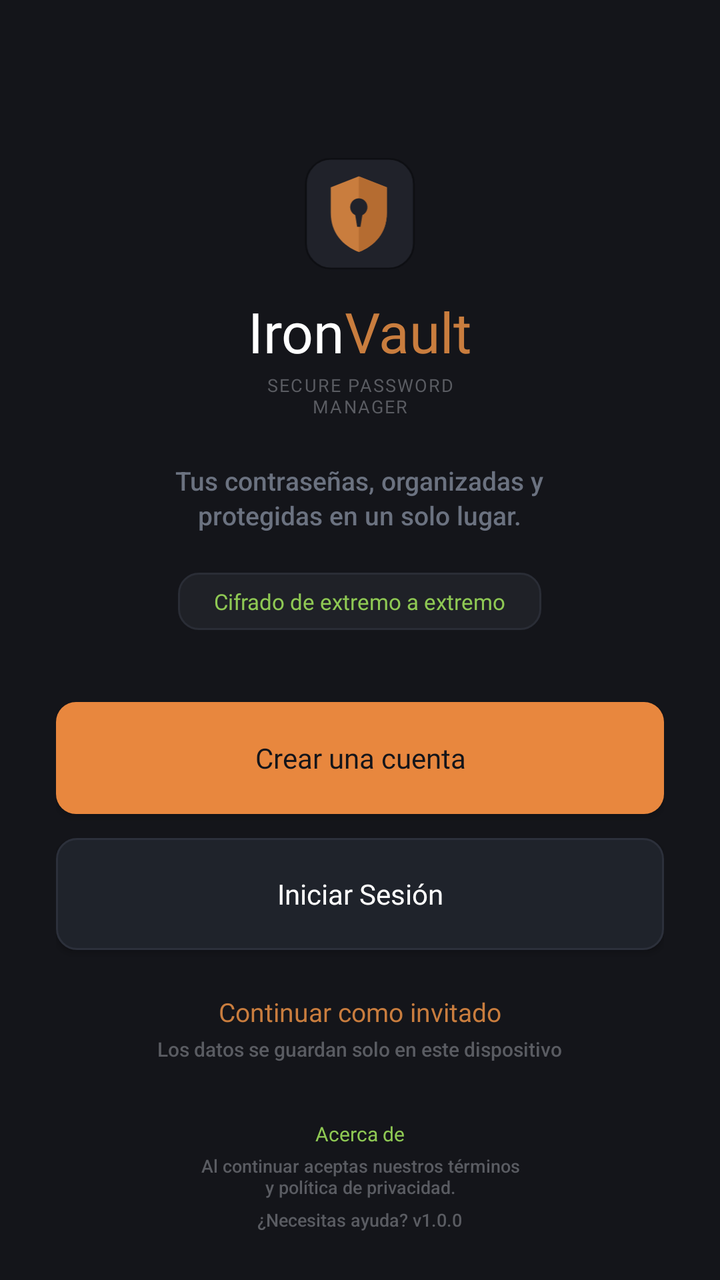
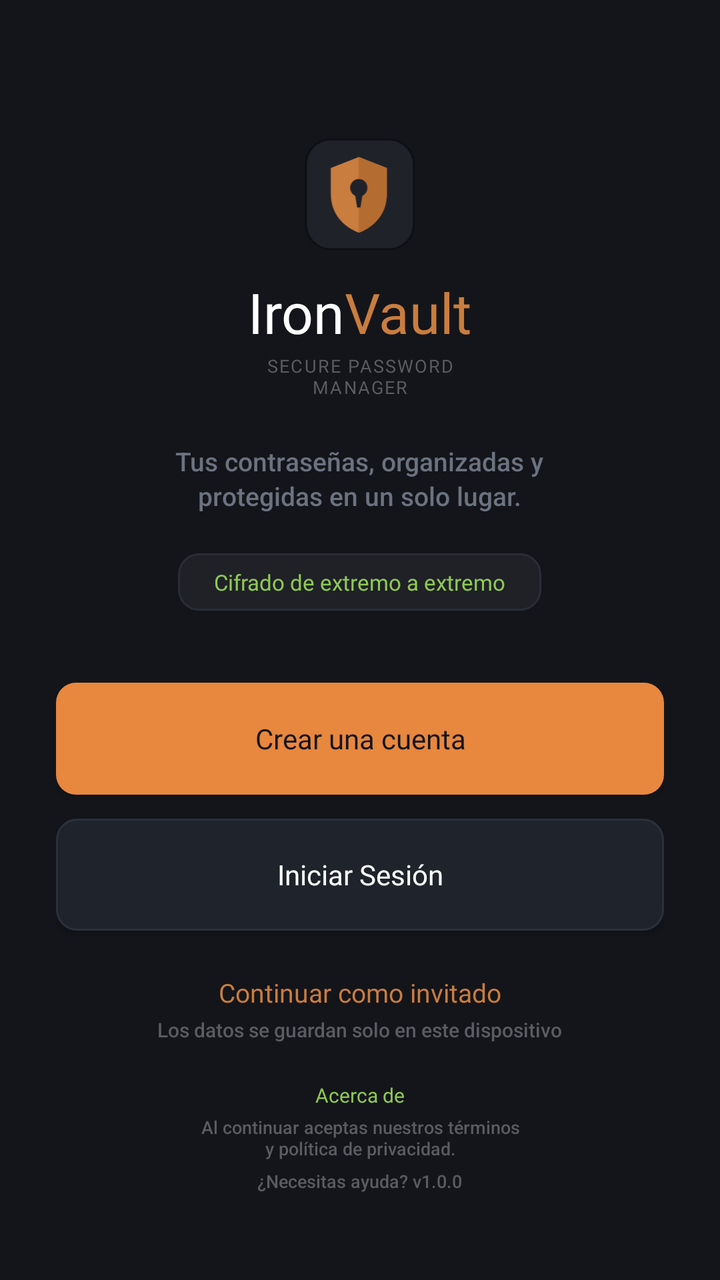

An Android layout rendered at two revisions. The XML below is the earlier revision; the diff shows what the commit changed to produce the second picture.
<!-- AndroidManifest.xml: application theme Theme.MyApplication -->
<!-- res/layout/activity_welcome.xml -->
<?xml version="1.0" encoding="utf-8"?>
<androidx.constraintlayout.widget.ConstraintLayout xmlns:android="http://schemas.android.com/apk/res/android"
    xmlns:app="http://schemas.android.com/apk/res-auto"
    android:layout_width="match_parent"
    android:layout_height="match_parent"
    android:background="#14151A"
    android:paddingHorizontal="28dp"
    android:paddingTop="50dp"
    android:paddingBottom="24dp">

    <LinearLayout
        android:id="@+id/layoutCenterContent"
        android:layout_width="match_parent"
        android:layout_height="wrap_content"
        android:gravity="center"
        android:orientation="vertical"
        app:layout_constraintBottom_toTopOf="@id/layoutFooter"
        app:layout_constraintEnd_toEndOf="parent"
        app:layout_constraintStart_toStartOf="parent"
        app:layout_constraintTop_toTopOf="parent">

        <ImageView
            android:id="@+id/imgLogo"
            android:layout_width="56dp"
            android:layout_height="56dp"
            android:src="@drawable/logo" />

        <LinearLayout
            android:layout_width="wrap_content"
            android:layout_height="wrap_content"
            android:layout_marginTop="12dp"
            android:orientation="horizontal">

            <TextView
                android:layout_width="wrap_content"
                android:layout_height="wrap_content"
                android:fontFamily="@font/inter_bold"
                android:text="Iron"
                android:textColor="#FFFFFF"
                android:textSize="28sp" />

            <TextView
                android:layout_width="wrap_content"
                android:layout_height="wrap_content"
                android:fontFamily="@font/inter_bold"
                android:text="Vault"
                android:textColor="#C97D3E"
                android:textSize="28sp" />
        </LinearLayout>

        <TextView
            android:layout_width="wrap_content"
            android:layout_height="wrap_content"
            android:layout_marginTop="2dp"
            android:fontFamily="@font/inter_bold"
            android:gravity="center"
            android:letterSpacing="0.08"
            android:text="@string/welcome_subtitle"
            android:textColor="#5A5C62"
            android:textSize="9sp" />

        <TextView
            android:id="@+id/txtDescription"
            android:layout_width="wrap_content"
            android:layout_height="wrap_content"
            android:layout_marginTop="22dp"
            android:fontFamily="sans-serif-medium"
            android:gravity="center"
            android:lineSpacingExtra="2dp"
            android:text="@string/welcome_tagline"
            android:textColor="#6B7280"
            android:textSize="13sp" />

        <TextView
            android:id="@+id/badgeSecurity"
            android:layout_width="wrap_content"
            android:layout_height="wrap_content"
            android:layout_marginTop="20dp"
            android:background="@drawable/bg_security_badge"
            android:fontFamily="@font/inter_bold"
            android:paddingHorizontal="18dp"
            android:paddingVertical="7dp"
            android:text="@string/welcome_badge"
            android:textColor="#8FC954"
            android:textSize="11sp" />

        <androidx.appcompat.widget.AppCompatButton
            android:id="@+id/btnRegister"
            android:layout_width="match_parent"
            android:layout_height="56dp"
            android:layout_marginTop="36dp"
            android:background="@drawable/bg_primary_button"
            android:fontFamily="@font/inter_bold"
            android:text="@string/welcome_btn_register"
            android:textAllCaps="false"
            android:textColor="#14151A"
            android:textSize="14sp"
            app:backgroundTint="@null" />

        <androidx.appcompat.widget.AppCompatButton
            android:id="@+id/btnLogin"
            android:layout_width="match_parent"
            android:layout_height="56dp"
            android:layout_marginTop="12dp"
            android:background="@drawable/bg_secondary_button"
            android:fontFamily="@font/inter_bold"
            android:text="@string/welcome_btn_login"
            android:textAllCaps="false"
            android:textColor="#FFFFFF"
            android:textSize="14sp"
            app:backgroundTint="@null" />

        <TextView
            android:id="@+id/welcomeAccount"
            android:layout_width="match_parent"
            android:layout_height="wrap_content"
            android:layout_marginTop="12dp"
            android:gravity="center"
            android:fontFamily="sans-serif-medium"
            android:textColor="#9CA3AF"
            android:textSize="12sp"
            android:visibility="gone" />

        <TextView
            android:id="@+id/welcomeOtherAccount"
            android:layout_width="wrap_content"
            android:layout_height="48dp"
            android:gravity="center"
            android:fontFamily="@font/inter_bold"
            android:text="Usar otra cuenta"
            android:textColor="#C97D3E"
            android:textSize="13sp"
            android:visibility="gone" />

        <TextView
            android:id="@+id/tvGuestMode"
            android:layout_width="wrap_content"
            android:layout_height="wrap_content"
            android:layout_marginTop="22dp"
            android:fontFamily="@font/inter_bold"
            android:text="@string/welcome_guest_mode"
            android:textColor="#C97D3E"
            android:textSize="13sp" />

        <TextView
            android:layout_width="wrap_content"
            android:layout_height="wrap_content"
            android:layout_marginTop="3dp"
            android:fontFamily="sans-serif-medium"
            android:text="@string/welcome_guest_note"
            android:textColor="#5A5C62"
            android:textSize="10sp" />
    </LinearLayout>

    <LinearLayout
        android:id="@+id/layoutFooter"
        android:layout_width="wrap_content"
        android:layout_height="wrap_content"
        android:gravity="center"
        android:orientation="vertical"
        app:layout_constraintBottom_toBottomOf="parent"
        app:layout_constraintEnd_toEndOf="parent"
        app:layout_constraintStart_toStartOf="parent">

        
        <TextView
            android:id="@+id/txtAbout"
            android:layout_width="wrap_content"
            android:layout_height="wrap_content"
            android:fontFamily="@font/inter_bold"
            android:text="@string/welcome_about"
            android:textColor="#8FC954"
            android:textSize="10sp" />

        <TextView
            android:layout_width="wrap_content"
            android:layout_height="wrap_content"
            android:layout_marginTop="3dp"
            android:fontFamily="sans-serif-medium"
            android:gravity="center"
            android:text="@string/welcome_terms"
            android:textColor="#5A5C62"
            android:textSize="9sp" />

        <TextView
            android:layout_width="wrap_content"
            android:layout_height="wrap_content"
            android:layout_marginTop="4dp"
            android:fontFamily="sans-serif-medium"
            android:text="@string/welcome_help"
            android:textColor="#5A5C62"
            android:textSize="9sp" />
    </LinearLayout>

</androidx.constraintlayout.widget.ConstraintLayout>
<!-- resources referenced by this layout -->
<resources>
  <!-- drawable bg_primary_button (drawable) -->
  <?xml version="1.0" encoding="utf-8"?>
  <shape xmlns:android="http://schemas.android.com/apk/res/android"
      android:shape="rectangle">
      <corners android:radius="10dp" />
      <solid android:color="#E8873E" />
  </shape>
  <!-- drawable bg_secondary_button (drawable) -->
  <?xml version="1.0" encoding="utf-8"?>
  <shape xmlns:android="http://schemas.android.com/apk/res/android"
      android:shape="rectangle">
      <corners android:radius="10dp" />
      <solid android:color="#1F232B" />
      <stroke
          android:width="1dp"
          android:color="#2C303B" />
  </shape>
  <!-- drawable bg_security_badge (drawable) -->
  <?xml version="1.0" encoding="utf-8"?>
  <shape xmlns:android="http://schemas.android.com/apk/res/android"
      android:shape="rectangle">
      <solid android:color="#1F2127" />
      <stroke
          android:width="1dp"
          android:color="#2A2D36" />
      <corners android:radius="10dp" />
  </shape>
  <!-- drawable logo (drawable) -->
  <vector xmlns:android="http://schemas.android.com/apk/res/android"
      android:width="64dp"
      android:height="65dp"
      android:viewportWidth="64"
      android:viewportHeight="65">
    <path
        android:strokeWidth="1"
        android:pathData="M48.816,0.5H15.02C7.07,0.5 0.626,7.054 0.626,15.139V49.508C0.626,57.592 7.07,64.146 15.02,64.146H48.816C56.765,64.146 63.21,57.592 63.21,49.508V15.139C63.21,7.054 56.765,0.5 48.816,0.5Z"
        android:fillColor="#20222A"
        android:strokeColor="#0E0F13"/>
    <group>
      <clip-path
          android:pathData="M48.19,0.5H14.394C6.445,0.5 0,7.054 0,15.139V49.508C0,57.592 6.445,64.146 14.394,64.146H48.19C56.139,64.146 62.584,57.592 62.584,49.508V15.139C62.584,7.054 56.139,0.5 48.19,0.5Z"/>
      <path
          android:pathData="M31.292,10.683L47.564,17.048V31.687C47.564,43.461 40.68,50.781 31.292,54.599C21.904,50.781 15.02,43.461 15.02,31.687V17.048L31.292,10.683Z"
          android:fillColor="#C97D3E"/>
      <path
          android:pathData="M31.292,10.683L47.564,17.048V31.687C47.564,43.461 40.68,50.781 31.292,54.599V10.683Z"
          android:fillColor="#B56C31"/>
      <path
          android:pathData="M31.292,33.596C34.057,33.596 36.299,31.316 36.299,28.504C36.299,25.692 34.057,23.413 31.292,23.413C28.527,23.413 26.285,25.692 26.285,28.504C26.285,31.316 28.527,33.596 31.292,33.596Z"
          android:fillColor="#20222A"/>
      <path
          android:pathData="M29.102,32.323H33.482L32.231,39.961H30.353L29.102,32.323Z"
          android:fillColor="#20222A"/>
    </group>
  </vector>
  <string name="welcome_about">Acerca de</string>
  <string name="welcome_badge">Cifrado de extremo a extremo</string>
  <string name="welcome_btn_login">Iniciar Sesión</string>
  <string name="welcome_btn_register">Crear una cuenta</string>
  <string name="welcome_guest_mode">Continuar como invitado</string>
  <string name="welcome_guest_note">Los datos se guardan solo en este dispositivo</string>
  <string name="welcome_help">¿Necesitas ayuda? v1.0.0</string>
  <string name="welcome_subtitle">SECURE PASSWORD\nMANAGER</string>
  <string name="welcome_tagline">Tus contraseñas, organizadas y\nprotegidas en un solo lugar.</string>
  <string name="welcome_terms">Al continuar aceptas nuestros términos\ny política de privacidad.</string>
  <style name="Theme.MyApplication" parent="Base.Theme.MyApplication" />
  <style name="Base.Theme.MyApplication" parent="Theme.Material3.DayNight.NoActionBar">
          <item name="android:windowBackground">#000000</item>
      </style>
</resources>

<!-- the commit's change to res/layout/activity_welcome.xml (unified diff, before → after) -->
@@ -1,6 +1,7 @@
 <?xml version="1.0" encoding="utf-8"?>
-<androidx.constraintlayout.widget.ConstraintLayout xmlns:android="http://schemas.android.com/apk/res/android"
+<ScrollView xmlns:android="http://schemas.android.com/apk/res/android"
     xmlns:app="http://schemas.android.com/apk/res-auto"
+    android:fillViewport="true"
     android:layout_width="match_parent"
     android:layout_height="match_parent"
     android:background="#14151A"
@@ -8,188 +9,192 @@
     android:paddingTop="50dp"
     android:paddingBottom="24dp">
 
-    <LinearLayout
-        android:id="@+id/layoutCenterContent"
+    <androidx.constraintlayout.widget.ConstraintLayout
         android:layout_width="match_parent"
-        android:layout_height="wrap_content"
-        android:gravity="center"
-        android:orientation="vertical"
-        app:layout_constraintBottom_toTopOf="@id/layoutFooter"
-        app:layout_constraintEnd_toEndOf="parent"
-        app:layout_constraintStart_toStartOf="parent"
-        app:layout_constraintTop_toTopOf="parent">
-
-        <ImageView
-            android:id="@+id/imgLogo"
-            android:layout_width="56dp"
-            android:layout_height="56dp"
-            android:src="@drawable/logo" />
-
+        android:layout_height="wrap_content">
         <LinearLayout
+            android:id="@+id/layoutCenterContent"
+            android:layout_width="match_parent"
+            android:layout_height="wrap_content"
+            android:gravity="center"
+            android:orientation="vertical"
+            app:layout_constraintBottom_toTopOf="@id/layoutFooter"
+            app:layout_constraintEnd_toEndOf="parent"
+            app:layout_constraintStart_toStartOf="parent"
+            app:layout_constraintTop_toTopOf="parent">
+
+            <ImageView
+                android:id="@+id/imgLogo"
+                android:layout_width="56dp"
+                android:layout_height="56dp"
+                android:src="@drawable/logo" />
+
+            <LinearLayout
+                android:layout_width="wrap_content"
+                android:layout_height="wrap_content"
+                android:layout_marginTop="12dp"
+                android:orientation="horizontal">
+
+                <TextView
+                    android:layout_width="wrap_content"
+                    android:layout_height="wrap_content"
+                    android:fontFamily="@font/inter_bold"
+                    android:text="Iron"
+                    android:textColor="#FFFFFF"
+                    android:textSize="28sp" />
+
+                <TextView
+                    android:layout_width="wrap_content"
+                    android:layout_height="wrap_content"
+                    android:fontFamily="@font/inter_bold"
+                    android:text="Vault"
+                    android:textColor="#C97D3E"
+                    android:textSize="28sp" />
+            </LinearLayout>
+
+            <TextView
+                android:layout_width="wrap_content"
+                android:layout_height="wrap_content"
+                android:layout_marginTop="2dp"
+                android:fontFamily="@font/inter_bold"
+                android:gravity="center"
+                android:letterSpacing="0.08"
+                android:text="@string/welcome_subtitle"
+                android:textColor="#5A5C62"
+                android:textSize="9sp" />
+
+            <TextView
+                android:id="@+id/txtDescription"
+                android:layout_width="wrap_content"
+                android:layout_height="wrap_content"
+                android:layout_marginTop="22dp"
+                android:fontFamily="sans-serif-medium"
+                android:gravity="center"
+                android:lineSpacingExtra="2dp"
+                android:text="@string/welcome_tagline"
+                android:textColor="#6B7280"
+                android:textSize="13sp" />
+
+            <TextView
+                android:id="@+id/badgeSecurity"
+                android:layout_width="wrap_content"
+                android:layout_height="wrap_content"
+                android:layout_marginTop="20dp"
+                android:background="@drawable/bg_security_badge"
+                android:fontFamily="@font/inter_bold"
+                android:paddingHorizontal="18dp"
+                android:paddingVertical="7dp"
+                android:text="@string/welcome_badge"
+                android:textColor="#8FC954"
+                android:textSize="11sp" />
+
+            <androidx.appcompat.widget.AppCompatButton
+                android:id="@+id/btnRegister"
+                android:layout_width="match_parent"
+                android:layout_height="56dp"
+                android:layout_marginTop="36dp"
+                android:background="@drawable/bg_primary_button"
+                android:fontFamily="@font/inter_bold"
+                android:text="@string/welcome_btn_register"
+                android:textAllCaps="false"
+                android:textColor="#14151A"
+                android:textSize="14sp"
+                app:backgroundTint="@null" />
+
+            <androidx.appcompat.widget.AppCompatButton
+                android:id="@+id/btnLogin"
+                android:layout_width="match_parent"
+                android:layout_height="56dp"
+                android:layout_marginTop="12dp"
+                android:background="@drawable/bg_secondary_button"
+                android:fontFamily="@font/inter_bold"
+                android:text="@string/welcome_btn_login"
+                android:textAllCaps="false"
+                android:textColor="#FFFFFF"
+                android:textSize="14sp"
+                app:backgroundTint="@null" />
+
+            <TextView
+                android:id="@+id/welcomeAccount"
+                android:layout_width="match_parent"
+                android:layout_height="wrap_content"
+                android:layout_marginTop="12dp"
+                android:gravity="center"
+                android:fontFamily="sans-serif-medium"
+                android:textColor="#9CA3AF"
+                android:textSize="12sp"
+                android:visibility="gone" />
+
+            <TextView
+                android:id="@+id/welcomeOtherAccount"
+                android:layout_width="wrap_content"
+                android:layout_height="48dp"
+                android:gravity="center"
+                android:fontFamily="@font/inter_bold"
+                android:text="Usar otra cuenta"
+                android:textColor="#C97D3E"
+                android:textSize="13sp"
+                android:visibility="gone" />
+
+            <TextView
+                android:id="@+id/tvGuestMode"
+                android:layout_width="wrap_content"
+                android:layout_height="wrap_content"
+                android:layout_marginTop="22dp"
+                android:fontFamily="@font/inter_bold"
+                android:text="@string/welcome_guest_mode"
+                android:textColor="#C97D3E"
+                android:textSize="13sp" />
+
+            <TextView
+                android:layout_width="wrap_content"
+                android:layout_height="wrap_content"
+                android:layout_marginTop="3dp"
+                android:fontFamily="sans-serif-medium"
+                android:text="@string/welcome_guest_note"
+                android:textColor="#5A5C62"
+                android:textSize="10sp" />
+        </LinearLayout>
+
+        <LinearLayout
+            android:id="@+id/layoutFooter"
             android:layout_width="wrap_content"
             android:layout_height="wrap_content"
-            android:layout_marginTop="12dp"
-            android:orientation="horizontal">
-
-            <TextView
-                android:layout_width="wrap_content"
-                android:layout_height="wrap_content"
-                android:fontFamily="@font/inter_bold"
-                android:text="Iron"
-                android:textColor="#FFFFFF"
-                android:textSize="28sp" />
-
-            <TextView
-                android:layout_width="wrap_content"
-                android:layout_height="wrap_content"
-                android:fontFamily="@font/inter_bold"
-                android:text="Vault"
-                android:textColor="#C97D3E"
-                android:textSize="28sp" />
+            android:gravity="center"
+            android:orientation="vertical"
+            app:layout_constraintTop_toBottomOf="@id/layoutCenterContent"
+            app:layout_constraintBottom_toBottomOf="parent"
+            app:layout_constraintEnd_toEndOf="parent"
+            app:layout_constraintStart_toStartOf="parent">
+
+            
+            <TextView
+                android:id="@+id/txtAbout"
+                android:layout_width="wrap_content"
+                android:layout_height="wrap_content"
+                android:fontFamily="@font/inter_bold"
+                android:text="@string/welcome_about"
+                android:textColor="#8FC954"
+                android:textSize="10sp" />
+
+            <TextView
+                android:layout_width="wrap_content"
+                android:layout_height="wrap_content"
+                android:layout_marginTop="3dp"
+                android:fontFamily="sans-serif-medium"
+                android:gravity="center"
+                android:text="@string/welcome_terms"
+                android:textColor="#5A5C62"
+                android:textSize="9sp" />
+
+            <TextView
+                android:layout_width="wrap_content"
+                android:layout_height="wrap_content"
+                android:layout_marginTop="4dp"
+                android:fontFamily="sans-serif-medium"
+                android:text="@string/welcome_help"
+                android:textColor="#5A5C62"
+                android:textSize="9sp" />
         </LinearLayout>
-
-        <TextView
-            android:layout_width="wrap_content"
-            android:layout_height="wrap_content"
-            android:layout_marginTop="2dp"
-            android:fontFamily="@font/inter_bold"
-            android:gravity="center"
-            android:letterSpacing="0.08"
-            android:text="@string/welcome_subtitle"
-            android:textColor="#5A5C62"
-            android:textSize="9sp" />
-
-        <TextView
-            android:id="@+id/txtDescription"
-            android:layout_width="wrap_content"
-            android:layout_height="wrap_content"
-            android:layout_marginTop="22dp"
-            android:fontFamily="sans-serif-medium"
-            android:gravity="center"
-            android:lineSpacingExtra="2dp"
-            android:text="@string/welcome_tagline"
-            android:textColor="#6B7280"
-            android:textSize="13sp" />
-
-        <TextView
-            android:id="@+id/badgeSecurity"
-            android:layout_width="wrap_content"
-            android:layout_height="wrap_content"
-            android:layout_marginTop="20dp"
-            android:background="@drawable/bg_security_badge"
-            android:fontFamily="@font/inter_bold"
-            android:paddingHorizontal="18dp"
-            android:paddingVertical="7dp"
-            android:text="@string/welcome_badge"
-            android:textColor="#8FC954"
-            android:textSize="11sp" />
-
-        <androidx.appcompat.widget.AppCompatButton
-            android:id="@+id/btnRegister"
-            android:layout_width="match_parent"
-            android:layout_height="56dp"
-            android:layout_marginTop="36dp"
-            android:background="@drawable/bg_primary_button"
-            android:fontFamily="@font/inter_bold"
-            android:text="@string/welcome_btn_register"
-            android:textAllCaps="false"
-            android:textColor="#14151A"
-            android:textSize="14sp"
-            app:backgroundTint="@null" />
-
-        <androidx.appcompat.widget.AppCompatButton
-            android:id="@+id/btnLogin"
-            android:layout_width="match_parent"
-            android:layout_height="56dp"
-            android:layout_marginTop="12dp"
-            android:background="@drawable/bg_secondary_button"
-            android:fontFamily="@font/inter_bold"
-            android:text="@string/welcome_btn_login"
-            android:textAllCaps="false"
-            android:textColor="#FFFFFF"
-            android:textSize="14sp"
-            app:backgroundTint="@null" />
-
-        <TextView
-            android:id="@+id/welcomeAccount"
-            android:layout_width="match_parent"
-            android:layout_height="wrap_content"
-            android:layout_marginTop="12dp"
-            android:gravity="center"
-            android:fontFamily="sans-serif-medium"
-            android:textColor="#9CA3AF"
-            android:textSize="12sp"
-            android:visibility="gone" />
-
-        <TextView
-            android:id="@+id/welcomeOtherAccount"
-            android:layout_width="wrap_content"
-            android:layout_height="48dp"
-            android:gravity="center"
-            android:fontFamily="@font/inter_bold"
-            android:text="Usar otra cuenta"
-            android:textColor="#C97D3E"
-            android:textSize="13sp"
-            android:visibility="gone" />
-
-        <TextView
-            android:id="@+id/tvGuestMode"
-            android:layout_width="wrap_content"
-            android:layout_height="wrap_content"
-            android:layout_marginTop="22dp"
-            android:fontFamily="@font/inter_bold"
-            android:text="@string/welcome_guest_mode"
-            android:textColor="#C97D3E"
-            android:textSize="13sp" />
-
-        <TextView
-            android:layout_width="wrap_content"
-            android:layout_height="wrap_content"
-            android:layout_marginTop="3dp"
-            android:fontFamily="sans-serif-medium"
-            android:text="@string/welcome_guest_note"
-            android:textColor="#5A5C62"
-            android:textSize="10sp" />
-    </LinearLayout>
-
-    <LinearLayout
-        android:id="@+id/layoutFooter"
-        android:layout_width="wrap_content"
-        android:layout_height="wrap_content"
-        android:gravity="center"
-        android:orientation="vertical"
-        app:layout_constraintBottom_toBottomOf="parent"
-        app:layout_constraintEnd_toEndOf="parent"
-        app:layout_constraintStart_toStartOf="parent">
-
-        
-        <TextView
-            android:id="@+id/txtAbout"
-            android:layout_width="wrap_content"
-            android:layout_height="wrap_content"
-            android:fontFamily="@font/inter_bold"
-            android:text="@string/welcome_about"
-            android:textColor="#8FC954"
-            android:textSize="10sp" />
-
-        <TextView
-            android:layout_width="wrap_content"
-            android:layout_height="wrap_content"
-            android:layout_marginTop="3dp"
-            android:fontFamily="sans-serif-medium"
-            android:gravity="center"
-            android:text="@string/welcome_terms"
-            android:textColor="#5A5C62"
-            android:textSize="9sp" />
-
-        <TextView
-            android:layout_width="wrap_content"
-            android:layout_height="wrap_content"
-            android:layout_marginTop="4dp"
-            android:fontFamily="sans-serif-medium"
-            android:text="@string/welcome_help"
-            android:textColor="#5A5C62"
-            android:textSize="9sp" />
-    </LinearLayout>
-
-</androidx.constraintlayout.widget.ConstraintLayout>
+    </androidx.constraintlayout.widget.ConstraintLayout>
+</ScrollView>
